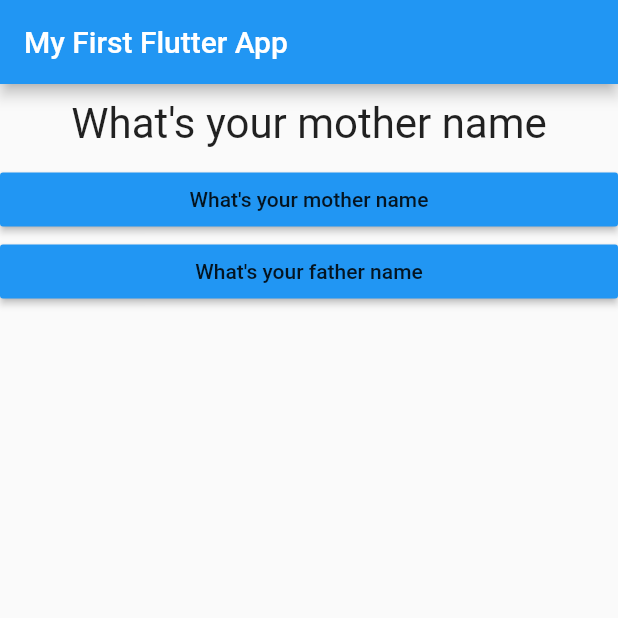
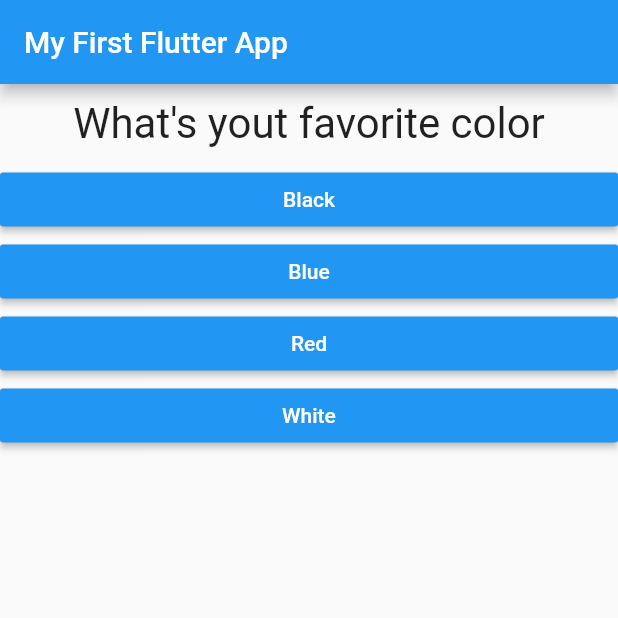
Before and after one commit to jagothjdey/Flutter_Basics, a Flutter app: the screen it shows after launch, on a phone screen of 412 x 824 dp, the top half of it. Run offline on Flutter 3.47's test engine with Material 2 defaults, Android fonts, the phone set to English and light mode, and no system bars.

Commit message:
Added possible answer and implemented map

```diff
--- a/lib/answer.dart
+++ b/lib/answer.dart
@@ -12,6 +12,7 @@ class Answer extends StatelessWidget {
       width: double.infinity,
       child: RaisedButton(
         color: Colors.blue,
+        textColor: Colors.white,
         child: Text(question),
         onPressed: handler,
       ),
--- a/lib/main.dart
+++ b/lib/main.dart
@@ -14,25 +14,29 @@ class MyApp extends StatefulWidget {
 class _MyAppState extends State<MyApp> {
   var _questionIndex = 0;
 
-  // ignore: unused_element
-  void _answerQuestionFirst() {
+  void _answerQuestion() {
     setState(() {
-      _questionIndex = 0;
-    });
-  }
-
-  // ignore: unused_element
-  void _answerQuestionSecond() {
-    setState(() {
-      _questionIndex = 1;
+      if (_questionIndex <= 1) {
+        _questionIndex++;
+      }
     });
   }
 
   @override
   Widget build(BuildContext context) {
     var questions = [
-      'What\'s your mother name',
-      'What\'s your father name',
+      {
+        'questionText': 'What\'s yout favorite color',
+        'answer': ['Black', 'Blue', 'Red', 'White'],
+      },
+      {
+        'questionText': 'What\'s yout favorite car',
+        'answer': ['BMW', 'Audi', 'Benz', 'Volvo'],
+      },
+      {
+        'questionText': 'What\'s yout favorite animal',
+        'answer': ['Cow', 'Cat', 'Dog', 'Snake'],
+      }
     ];
 
     return MaterialApp(
@@ -43,20 +47,11 @@ class _MyAppState extends State<MyApp> {
         body: Column(
           children: [
             Question(
-              questions[_questionIndex],
+              questions[_questionIndex]['questionText'],
             ),
-            Column(
-              children: [
-                Answer(
-                  _answerQuestionFirst,
-                  questions[0],
-                ),
-                Answer(
-                  _answerQuestionSecond,
-                  questions[1],
-                ),
-              ],
-            )
+            ...(questions[_questionIndex]['answer'] as List<String>)
+                .map((answer) => Answer(_answerQuestion, answer))
+                .toList()
           ],
         ),
       ),
```
